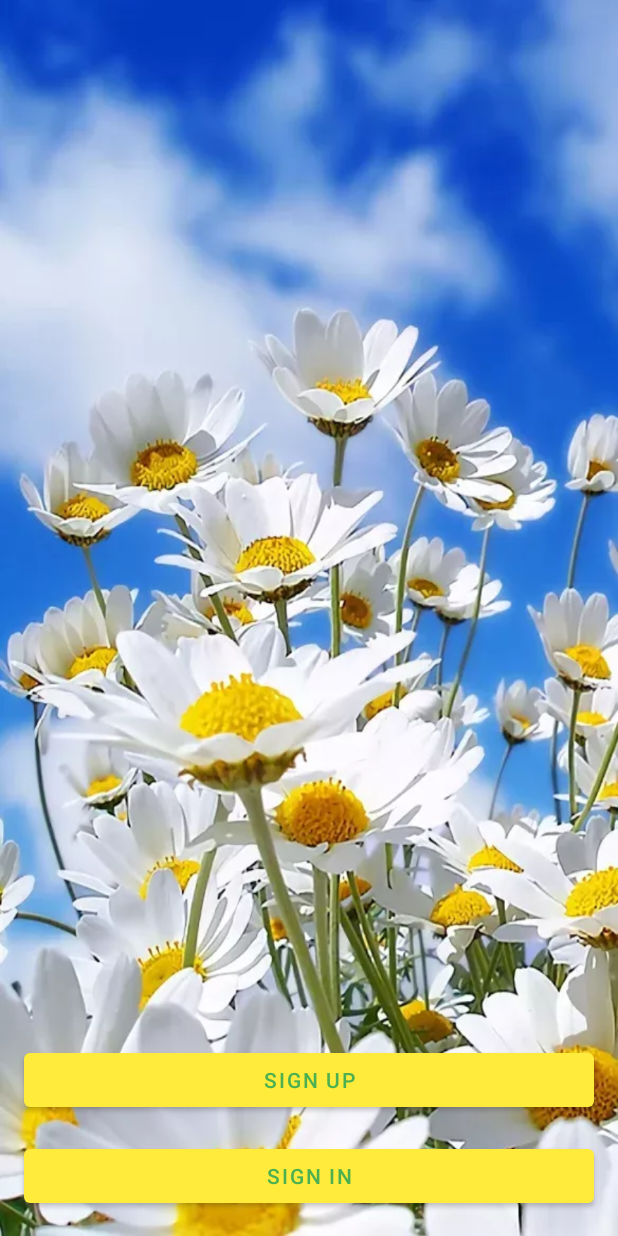
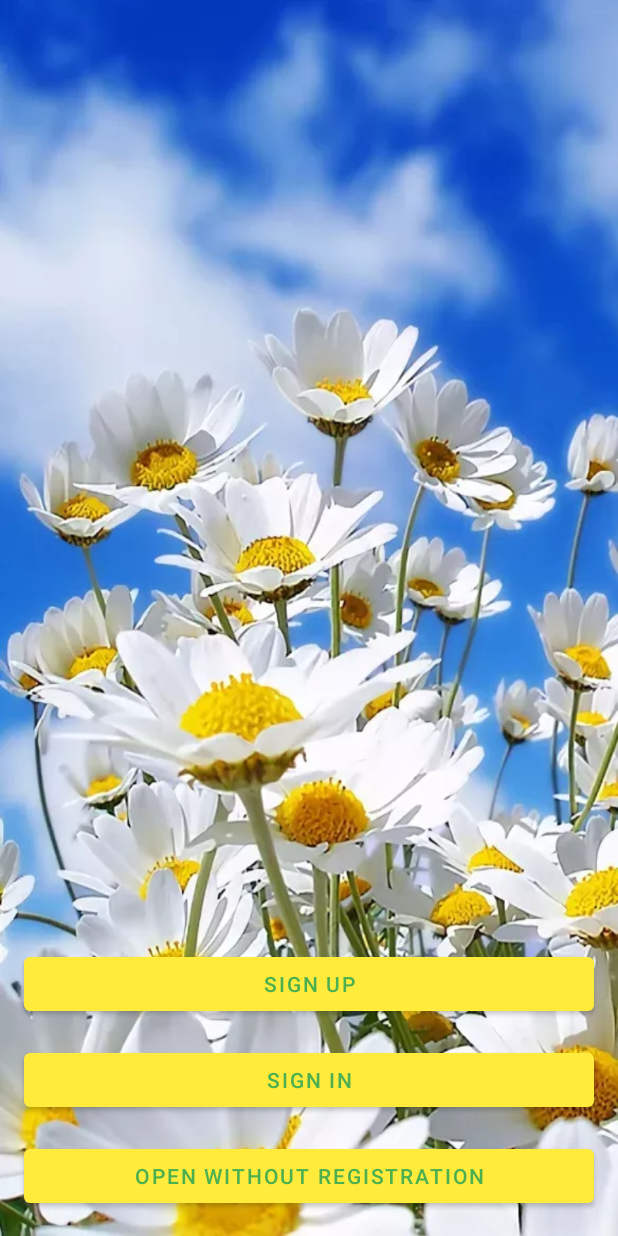
Before and after one commit to Tsiuryn/BestForecast, an Android app: the layout fragment_start.xml on its own in the app's theme, with its tools: preview values and no code run, on a phone screen of 412 x 824 dp. Run offline under Robolectric (Android 15) with nearby library versions, the phone set to English and light mode, and no system bars.

Commit message:
added start screen

```diff
--- a/app/src/main/res/layout/fragment_start.xml
+++ b/app/src/main/res/layout/fragment_start.xml
@@ -18,7 +18,7 @@
 
     <com.google.android.material.button.MaterialButton
         android:id="@+id/vSignUp"
-        style="@style/StartButton"
+        style="@style/StartScreenButton"
         android:layout_width="match_parent"
         android:layout_height="wrap_content"
         android:text="@string/start_sign_up"
@@ -27,12 +27,20 @@
 
     <com.google.android.material.button.MaterialButton
         android:id="@+id/vSignIn"
-        style="@style/StartButton"
+        style="@style/StartScreenButton"
         android:layout_width="match_parent"
         android:layout_height="wrap_content"
         android:text="@string/start_sign_in"
+        app:layout_constraintBottom_toTopOf="@+id/vWithoutRegistr"
+        app:layout_constraintStart_toStartOf="parent" />
+
+    <com.google.android.material.button.MaterialButton
+        android:id="@+id/vWithoutRegistr"
+        style="@style/StartScreenButton"
+        android:layout_width="match_parent"
+        android:layout_height="wrap_content"
+        android:text="@string/start_open_without_registration"
         app:layout_constraintBottom_toBottomOf="@+id/imageView"
         app:layout_constraintStart_toStartOf="parent" />
 
-
 </androidx.constraintlayout.widget.ConstraintLayout>
--- a/app/src/main/res/values/strings.xml
+++ b/app/src/main/res/values/strings.xml
@@ -4,4 +4,5 @@
     <string name="hello_blank_fragment">Hello blank fragment</string>
     <string name="start_sign_up">Sign up</string>
     <string name="start_sign_in">Sign in</string>
+    <string name="start_open_without_registration">Open without registration</string>
 </resources>
--- a/app/src/main/res/values/themes.xml
+++ b/app/src/main/res/values/themes.xml
@@ -18,7 +18,7 @@
         <item name="android:windowBackground">@drawable/ic_splash_screen</item>
     </style>
 
-    <style name="StartButton" parent="TextAppearance.MaterialComponents.Button">
+    <style name="StartScreenButton" parent="TextAppearance.MaterialComponents.Button">
         <item name="android:textSize">14sp</item>
         <item name="backgroundTint">#FFEB3B</item>
         <item name="android:textColor">#4CAF50</item>
```
Also changed, not shown: 1 other file.
